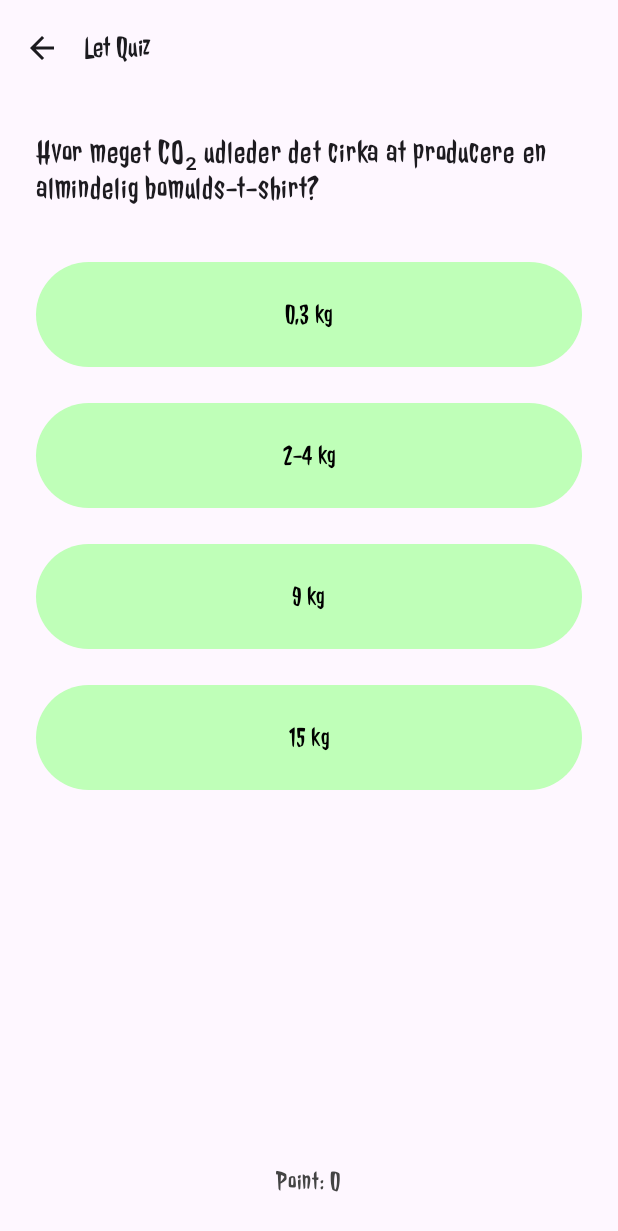
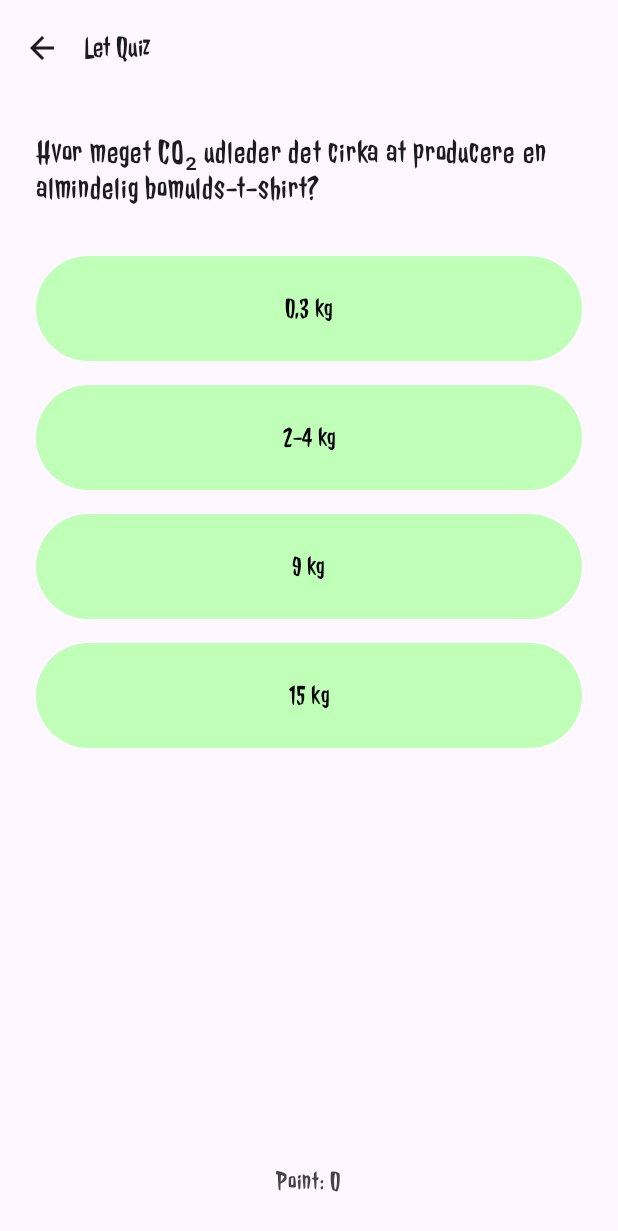
Before and after one commit to Dmikko/KlimaKlog, an Android app built with Jetpack Compose: the LetQuizScreen screen opened through its navigation route, on a phone screen of 412 x 824 dp. Shown: the top 1231 px of the screen. Run offline under Robolectric (Android 15) with nearby library versions, the phone set to English and light mode, and no system bars.

Commit message:
comments - wrong/right answer fixet in personal challenge - println for personal questions size

```diff
--- a/app/src/main/java/com/example/klimaklog/model/QuizQuestion.kt
+++ b/app/src/main/java/com/example/klimaklog/model/QuizQuestion.kt
@@ -2,6 +2,8 @@ package com.example.klimaklog.model
 
 import kotlinx.serialization.Serializable
 
+// Repræsenterer ét multiple-choice spørgsmål i quizzen.
+// @serializable kan hurtigt gemmes/hentes som JSON
 
 @Serializable
 data class QuizQuestion(
--- a/app/src/main/java/com/example/klimaklog/ui/components/QuizQuestionUI.kt
+++ b/app/src/main/java/com/example/klimaklog/ui/components/QuizQuestionUI.kt
@@ -13,7 +13,7 @@ import androidx.compose.ui.unit.sp
 import com.example.klimaklog.model.QuizQuestion
 
 //Esben Mike
-
+// lavet med hjælp fra ChatGPT
 @Composable
 fun QuizQuestionUI(
     question: QuizQuestion,
@@ -37,12 +37,23 @@ fun QuizQuestionUI(
         )
 
         question.options.forEach { option ->
+            val isSelected = userAnswer == option
+            val isCorrect = question.correctAnswer == option
+
+            val backgroundColor = when {
+                userAnswer == null -> Color(0xFFBFFFB8) // Standard grønlig farve
+                isSelected && isCorrect -> Color(0xFF81C784) // ✅ Rigtig og valgt – grøn
+                isSelected && !isCorrect -> Color(0xFFFFCDD2) // ❌ Forkert og valgt – rød
+                !isSelected && isCorrect -> Color(0xFFA5D6A7) // 🔍 Ikke valgt men korrekt – lys grøn
+                else -> Color(0xFFE0E0E0) // Grå for andre
+            }
+
             Button(
-                onClick = { onAnswerSelected(option) },
-                colors = ButtonDefaults.buttonColors(containerColor = Color(0xFFBFFFB8)),
+                onClick = { if (userAnswer == null) onAnswerSelected(option) },
+                colors = ButtonDefaults.buttonColors(containerColor = backgroundColor),
                 shape = RoundedCornerShape(50),
                 modifier = Modifier
-                    .padding(vertical = 12.dp)
+                    .padding(vertical = 8.dp)
                     .fillMaxWidth()
                     .height(70.dp)
             ) {
@@ -54,7 +65,7 @@ fun QuizQuestionUI(
             Spacer(modifier = Modifier.height(24.dp))
             val correct = userAnswer == question.correctAnswer
             Text(
-                text = if (correct) "Korrekt! +10 point" else "Forkert 😢",
+                text = if (correct) "Korrekt! +10 point" else "Forkert 😢\nRigtigt svar: ${question.correctAnswer}",
                 color = if (correct) Color(0xFF4CAF50) else Color.Red,
                 fontFamily = font,
                 fontSize = 20.sp
@@ -72,7 +83,6 @@ fun QuizQuestionUI(
 
         if (userAnswer != null) {
             Spacer(modifier = Modifier.height(24.dp))
-
             Button(
                 onClick = onNext,
                 modifier = Modifier
@@ -84,8 +94,5 @@ fun QuizQuestionUI(
                 Text("Næste", fontFamily = font, fontSize = 18.sp, color = Color.White)
             }
         }
-
-
-
     }
 }
```
Also changed, not shown: app/src/main/java/com/example/klimaklog/data/local/HistoryManager.kt (+18 -4 lines), app/src/main/java/com/example/klimaklog/data/remote/AIService.kt (+12 -1 lines), app/src/main/java/com/example/klimaklog/data/remote/PersonalQuizService.kt (+28 -12 lines), app/src/main/java/com/example/klimaklog/ui/screen/quiz/PersonalChallengesScreen.kt (+5 -3 lines), app/src/main/java/com/example/klimaklog/viewmodel/QuizViewModel.kt (+12 -5 lines).
